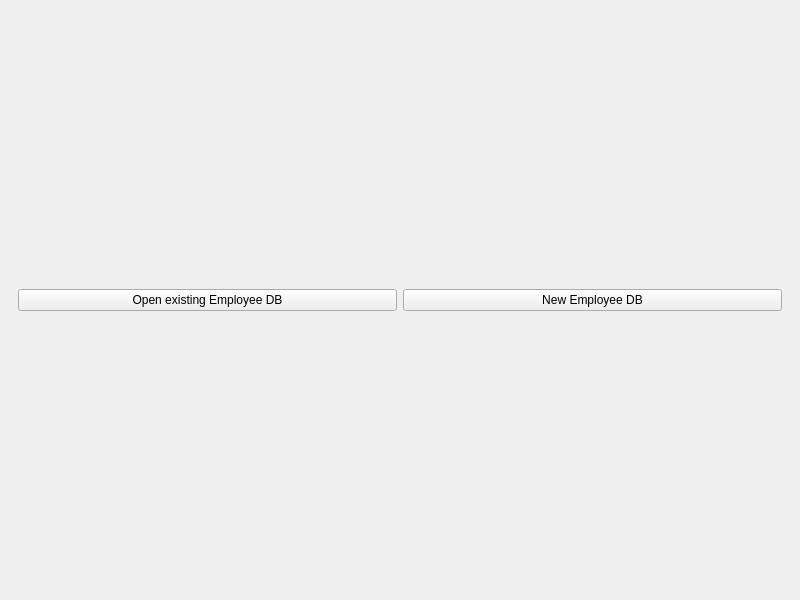
This is UI_Files/Main.ui in ChatreshGudi/Emp_Manage as Qt 5 draws it before an edit. The edited form follows.
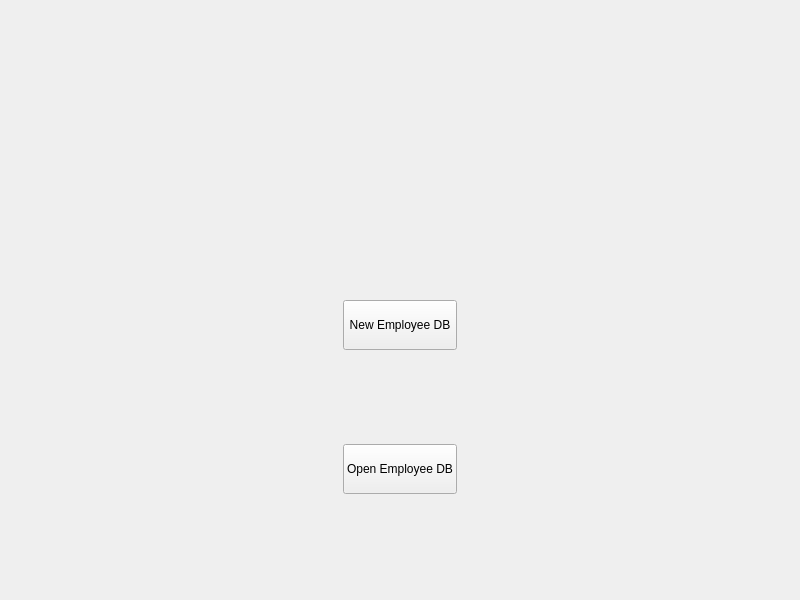
This is the edited form. Icons and pictures are not drawn.

```diff
--- a/UI_Files/Main.ui
+++ b/UI_Files/Main.ui
@@ -29,19 +29,14 @@
       </property>
       <widget class="QWidget" name="Open_File">
        <layout class="QGridLayout" name="gridLayout_3">
-        <item row="0" column="0">
-         <widget class="QPushButton" name="opendb_btn">
-          <property name="text">
-           <string>Open existing Employee DB</string>
-          </property>
-          <property name="icon">
-           <iconset>
-            <normaloff>../Icons/open.png</normaloff>../Icons/open.png</iconset>
-          </property>
-         </widget>
-        </item>
-        <item row="0" column="1">
+        <item row="2" column="1">
          <widget class="QPushButton" name="newdb_btn">
+          <property name="minimumSize">
+           <size>
+            <width>0</width>
+            <height>50</height>
+           </size>
+          </property>
           <property name="text">
            <string>New Employee DB</string>
           </property>
@@ -51,6 +46,83 @@
           </property>
          </widget>
         </item>
+        <item row="3" column="1">
+         <widget class="QPushButton" name="opendb_btn">
+          <property name="sizePolicy">
+           <sizepolicy hsizetype="Fixed" vsizetype="Fixed">
+            <horstretch>0</horstretch>
+            <verstretch>0</verstretch>
+           </sizepolicy>
+          </property>
+          <property name="minimumSize">
+           <size>
+            <width>50</width>
+            <height>50</height>
+           </size>
+          </property>
+          <property name="text">
+           <string>Open Employee DB</string>
+          </property>
+          <property name="icon">
+           <iconset>
+            <normaloff>../Icons/open.png</normaloff>../Icons/open.png</iconset>
+          </property>
+         </widget>
+        </item>
+        <item row="2" column="2">
+         <spacer name="horizontalSpacer_4">
+          <property name="orientation">
+           <enum>Qt::Horizontal</enum>
+          </property>
+          <property name="sizeHint" stdset="0">
+           <size>
+            <width>40</width>
+            <height>20</height>
+           </size>
+          </property>
+         </spacer>
+        </item>
+        <item row="1" column="1">
+         <widget class="QLabel" name="label_15">
+          <property name="sizePolicy">
+           <sizepolicy hsizetype="Fixed" vsizetype="Fixed">
+            <horstretch>0</horstretch>
+            <verstretch>0</verstretch>
+           </sizepolicy>
+          </property>
+          <property name="minimumSize">
+           <size>
+            <width>100</width>
+            <height>100</height>
+           </size>
+          </property>
+          <property name="text">
+           <string/>
+          </property>
+          <property name="pixmap">
+           <pixmap>../Icons/Logo.png</pixmap>
+          </property>
+          <property name="scaledContents">
+           <bool>true</bool>
+          </property>
+          <property name="alignment">
+           <set>Qt::AlignCenter</set>
+          </property>
+         </widget>
+        </item>
+        <item row="2" column="0">
+         <spacer name="horizontalSpacer_2">
+          <property name="orientation">
+           <enum>Qt::Horizontal</enum>
+          </property>
+          <property name="sizeHint" stdset="0">
+           <size>
+            <width>40</width>
+            <height>20</height>
+           </size>
+          </property>
+         </spacer>
+        </item>
        </layout>
       </widget>
       <widget class="QWidget" name="Login_Page">
```
